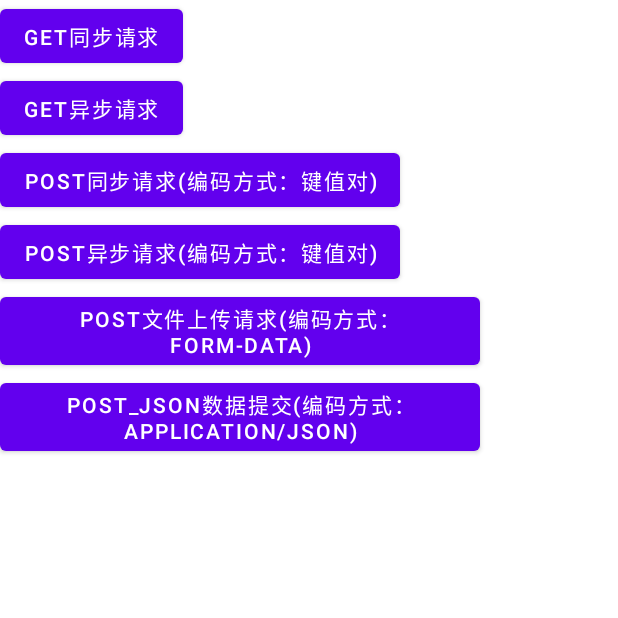
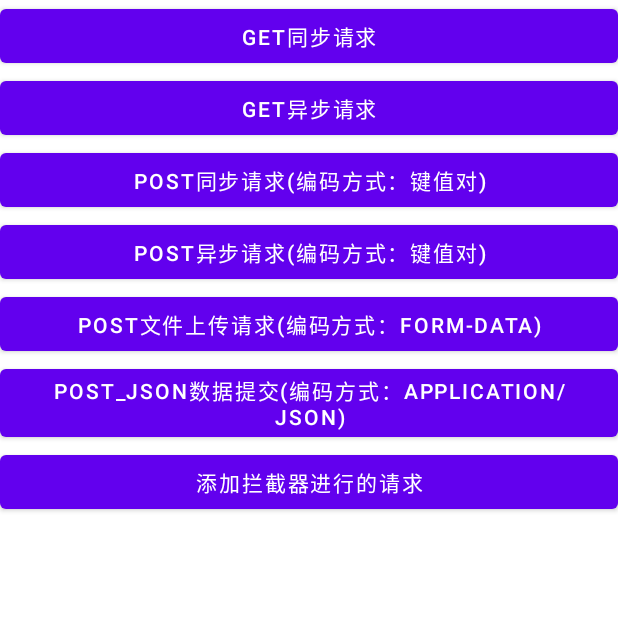
Before and after one commit to StevenMayD/AndroidLearning, an Android app: the screen it shows after launch (OKhttpActivity), on a phone screen of 412 x 824 dp, the top half of it. Run offline under Robolectric (Android 15) with nearby library versions, the phone set to English and light mode, and no system bars.

Commit message:
12、Android网络加载框架：OkHttp请求 - 构建者的配置 - a.配置拦截器

```diff
--- a/app/src/main/res/layout/activity_okhttp.xml
+++ b/app/src/main/res/layout/activity_okhttp.xml
@@ -8,43 +8,50 @@
     tools:context=".view.activity.OKhttpActivity">
 
     <Button
-        android:layout_width="wrap_content"
+        android:layout_width="match_parent"
         android:layout_height="wrap_content"
         android:onClick="getSync"
         android:text="get同步请求" />
 
     <Button
-        android:layout_width="wrap_content"
+        android:layout_width="match_parent"
         android:layout_height="wrap_content"
         android:text="get异步请求"
         android:onClick="getAsync"
         />
 
     <Button
-        android:layout_width="wrap_content"
+        android:layout_width="match_parent"
         android:layout_height="wrap_content"
         android:text="post同步请求(编码方式：键值对)"
         android:onClick="postSync_form_urlencoded"
         />
 
     <Button
-        android:layout_width="wrap_content"
+        android:layout_width="match_parent"
         android:layout_height="wrap_content"
         android:text="post异步请求(编码方式：键值对)"
         android:onClick="postAsync_form_urlencoded"
         />
 
     <Button
-        android:layout_width="wrap_content"
+        android:layout_width="match_parent"
         android:layout_height="wrap_content"
         android:text="post文件上传请求(编码方式：form-data)"
         android:onClick="postAsync_form_data"
         />
 
     <Button
-        android:layout_width="wrap_content"
+        android:layout_width="match_parent"
         android:layout_height="wrap_content"
         android:text="post_json数据提交(编码方式：application/json)"
         android:onClick="postAsync_json"
         />
+
+    <Button
+        android:layout_width="match_parent"
+        android:layout_height="wrap_content"
+        android:text="添加拦截器进行的请求"
+        android:onClick="request_addInterceptor"
+        />
 </LinearLayout>
```
Also changed, not shown: app/src/main/java/com/example/androidlearning/view/activity/OKhttpActivity.java (+45 -0 lines).
